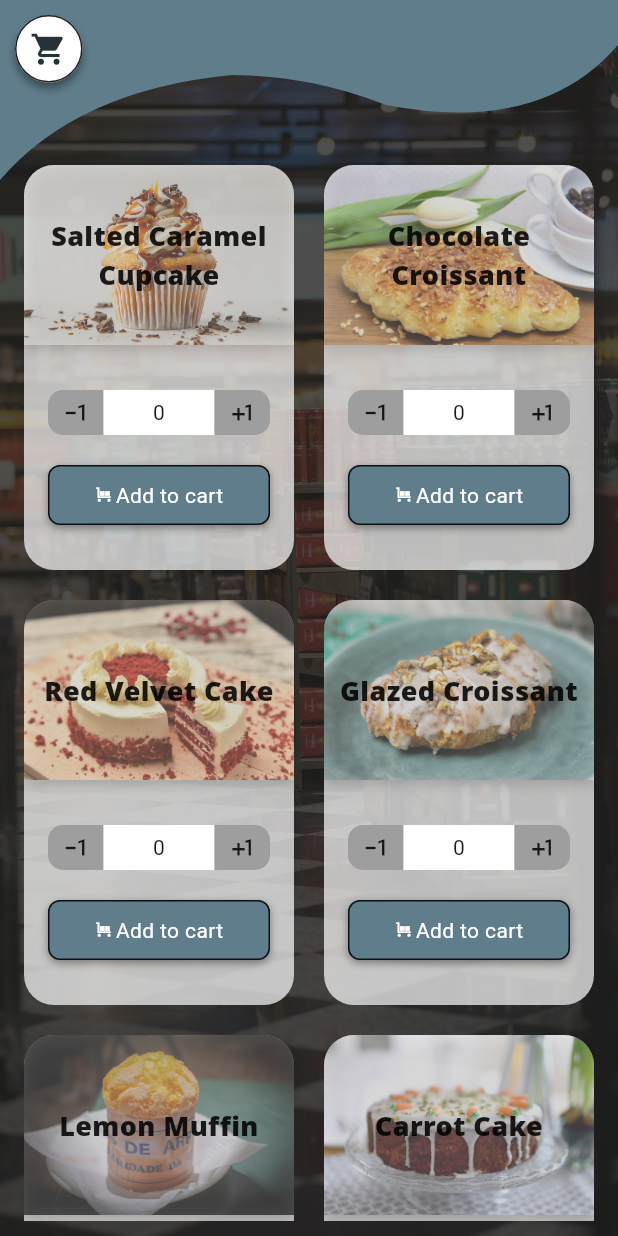
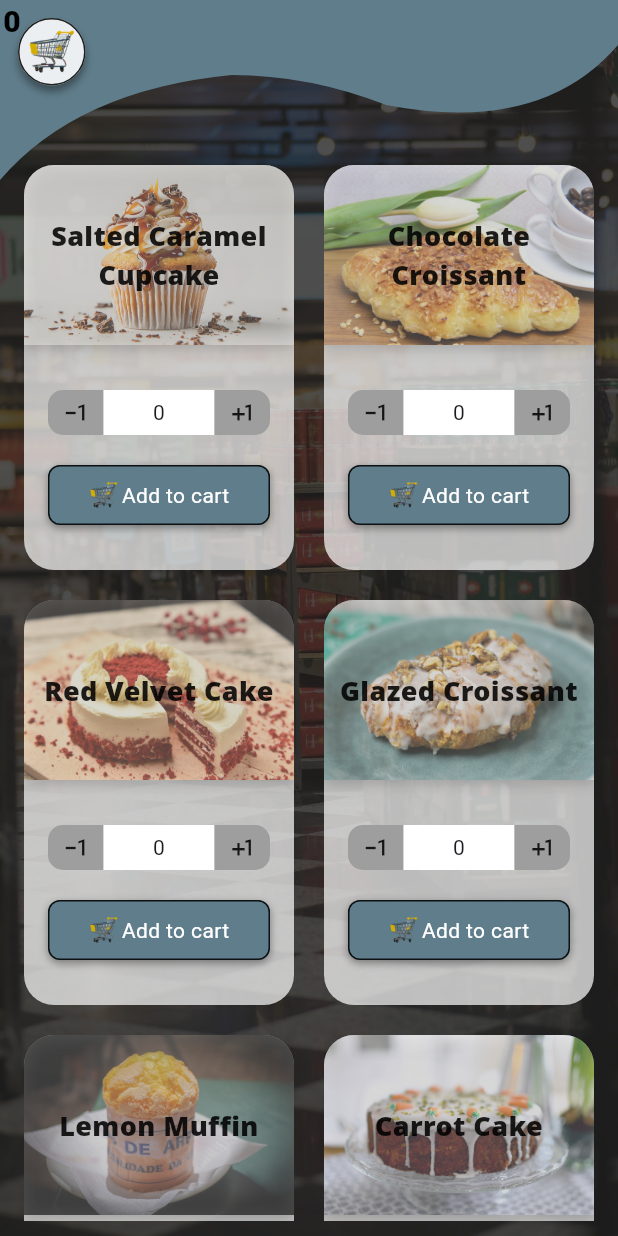
Before and after one commit to hery-alex/fluro_test_application, a Flutter app: the LayoutForBackground screen opened by its route, after a tap on "Add to cart", on a phone screen of 412 x 824 dp. Run offline on Flutter 3.47's test engine with Material 3 defaults, Android fonts, the phone set to English and light mode, and no system bars; our stand-ins replace rxdart; Roboto replaces fonts that are missing (Open Sans).

Commit message:
shopping cart quantity and view

```diff
--- a/lib/assets/assets_images.dart
+++ b/lib/assets/assets_images.dart
@@ -4,6 +4,7 @@ class FluroImageAssets {
 
  static AssetImage get layoutBackgroundImage => const AssetImage('assets/images/supermarket_aisle.jpg');
  static AssetImage get openContainerBackgroundImage => const AssetImage('assets/images/bakery_background.jpg');
+ static AssetImage get cartViewBackgroundImage => const AssetImage('assets/images/baker_cart_background.jpg');
 
  static AssetImage get brownieIcon => const AssetImage('assets/icons/brownie_icon.png');
  static AssetImage get cakeIcon => const AssetImage('assets/icons/cake_icon.png');
@@ -11,6 +12,8 @@ class FluroImageAssets {
  static AssetImage get cupcakeIcon => const AssetImage('assets/icons/cupcake_icon.png');
  static AssetImage get muffinIcon => const AssetImage('assets/icons/muffin_icon.png');
 
+ static AssetImage get cartIcon => const AssetImage('assets/icons/cart_icon.png');
+
 
 
 }
--- a/lib/layout/custom_appBar.dart
+++ b/lib/layout/custom_appBar.dart
@@ -1,5 +1,8 @@
 
+import 'package:fluro_test_application/assets/assets_images.dart';
 import 'package:fluro_test_application/config/size_config.dart';
+import 'package:fluro_test_application/models/cart_models/cart_product_model.dart';
+import 'package:fluro_test_application/states/cart/cart_provider.dart';
 import 'package:fluro_test_application/widgets/ui/ui_clippers/wave_clipper.dart';
 import 'package:flutter/material.dart';
 
@@ -15,21 +18,19 @@ class CustomAppbar extends StatelessWidget implements PreferredSizeWidget{
            child:  Container(
             width: SizeConfig.screenWidth,
             color: Colors.blueGrey,
-            child: Row(
-              mainAxisAlignment: MainAxisAlignment.start,
-              crossAxisAlignment: CrossAxisAlignment.start,
+            child: Stack(
               children: [
                  InkWell(
                   onTap: (){
                     Navigator.of(context).pushNamed('/cart');
                   },
                   child:  Container(
-                    margin: const EdgeInsets.all(10),
+                    margin: const EdgeInsets.all(12),
                     width: 45,
                     height: 45,
                     decoration: BoxDecoration(
                       shape: BoxShape.circle,
-                      color: Colors.white,
+                      color: Colors.blueGrey[50],
                       border: Border.all(
                         color: Colors.black87,
                         width: 1
@@ -40,15 +41,40 @@ class CustomAppbar extends StatelessWidget implements PreferredSizeWidget{
                           blurRadius:4.0,
                           color:const Color(0xff000000).withOpacity(0.4),
                         ),
-                        ]
+                      ]
                     ),
-                    child:  Icon(
-                      Icons.shopping_cart,
-                      size: 25,
-                      color: Colors.blueGrey[900],
-                    ),
+                    child:  Container(
+                      padding: const EdgeInsets.all(5),
+                      child: Image(image: FluroImageAssets.cartIcon,)
+                      )
+
                   ),
-                 )
+                 ),
+                 StreamBuilder(
+                 stream: CartProvider.of(context)!.cart.cartProductsList,
+                 builder:(context,AsyncSnapshot<List<CartProductModel>> snapshot) {
+                    int productLength = 0;
+                    if(snapshot.data != null){
+                      for(var specificData in snapshot.data!){
+                         productLength = specificData.productQuantity! + productLength;
+                      }
+                    }
+
+                    return Positioned(
+                      left: 2,
+                      top: 0,
+                      child: Text.rich(
+                        TextSpan(
+                          text: '${productLength > 10 ? '10+' : productLength}',
+                          style:const TextStyle(
+                            color: Colors.black,
+                            fontSize: 20,
+                            fontWeight: FontWeight.w900,
+                          )
+                        )
+                      ),
+                    );
+                 })
               ],
             ),
           ),
--- a/lib/layout/layout_with_background.dart
+++ b/lib/layout/layout_with_background.dart
@@ -6,8 +6,9 @@ import 'package:flutter/services.dart';
 
 class LayoutForBackground extends StatelessWidget {
   final Widget child;
-  final bool showBackButton;
-  const LayoutForBackground({super.key,required this.child,required this.showBackButton});
+  final bool showAppBarr;
+  final ImageProvider<Object>? backgroundImage;
+  const LayoutForBackground({super.key,required this.child,required this.showAppBarr,this.backgroundImage});
 
   @override
   Widget build(BuildContext context) {
@@ -27,13 +28,14 @@ class LayoutForBackground extends StatelessWidget {
                 decoration: BoxDecoration(
                   color: Colors.black87,
                   image:DecorationImage(
-                    image: FluroImageAssets.layoutBackgroundImage,
+                    image:backgroundImage ?? FluroImageAssets.layoutBackgroundImage,
                     fit: BoxFit.cover,
                     opacity: 0.2,
                   ),
                 ),
                 child: child,
               ),
+             if(showAppBarr)
               const SizedBox(
                 height: 120,
                 child: CustomAppbar()
--- a/lib/mixins/mixin_helper_for_product_increment.dart
+++ b/lib/mixins/mixin_helper_for_product_increment.dart
@@ -8,14 +8,41 @@ mixin HelperFunctionsProductIncrementWidget<T extends StatefulWidget> on State<T
 
   void addProductToCart(ProductModel productModel,int productQuantity){
      List<CartProductModel> myCart =[];
-    if(CartProvider.of(context)!.cart.currentCart.isNotEmpty){
-      for(var model in CartProvider.of(context)!.cart.currentCart){
-       if(model.productQuantity != productQuantity){
-          model.copyWith(productQuantity:productQuantity,totalPriceForProduct:productModel.productPrice! * productQuantity );
+    if(CartProvider.of(context)!.cart.currentCart != null && CartProvider.of(context)!.cart.currentCart!.isNotEmpty){
+      for(var model in CartProvider.of(context)!.cart.currentCart!){
+        if(model.productChosen!.productCode == productModel.productCode ){
+         if( model.productQuantity != productQuantity){
+           model.copyWith(productQuantity:productQuantity,totalPriceForProduct:productModel.productPrice! * productQuantity );
+           myCart.add(model);
+          }else{
+           myCart.add(model);
+          }
+       }else if(model.productChosen!.productCode != productModel.productCode){
+
+         if(myCart.isNotEmpty){
+           int index = myCart.indexWhere((element)=> element.productChosen!.productCode == model.productChosen!.productCode);
+         if(index == -1){
+              myCart.add(model);
+            }
+         }else{
+           myCart.add(model);
+         }
+             int secondindex = myCart.indexWhere((element)=> element.productChosen!.productCode == productModel.productCode);
+              if(secondindex == -1){
+                  myCart.add(CartProductModel(
+                  productChosen: productModel,
+                  productQuantity: productQuantity,
+                  totalPriceForProduct: productModel.productPrice! * productQuantity
+                ));
+              }
        }
-      }
 
+
+     }
+
+      CartProvider.of(context)!.cart.addListToStream(myCart);
     }else{
+
         myCart.add(CartProductModel(
           productChosen: productModel,
           productQuantity: productQuantity,
--- a/lib/routes/routes_configuration.dart
+++ b/lib/routes/routes_configuration.dart
@@ -1,3 +1,4 @@
+import 'package:fluro_test_application/assets/assets_images.dart';
 import 'package:fluro_test_application/config/size_config.dart';
 import 'package:fluro_test_application/layout/layout_with_background.dart';
 import 'package:fluro_test_application/screens/products_list/products_list_view.dart';
@@ -16,11 +17,15 @@ class RoutesConfiguration implements RouteConfig{
      switch(settings.name!){
       case '/':
         return  const LayoutForBackground(
-          showBackButton: false,
+          showAppBarr: true,
           child: ProductsListView(),
         );
       case '/cart':
-        return const ShoppingCartView();
+        return LayoutForBackground(
+          showAppBarr: false,
+          backgroundImage: FluroImageAssets.cartViewBackgroundImage,
+          child: const ShoppingCartView()
+          );
       default :
         return const SizedBox();
     }
--- a/lib/screens/shopping_cart/shopping_cart_view.dart
+++ b/lib/screens/shopping_cart/shopping_cart_view.dart
@@ -1,3 +1,6 @@
+import 'package:fluro_test_application/config/size_config.dart';
+import 'package:fluro_test_application/models/cart_models/cart_product_model.dart';
+import 'package:fluro_test_application/states/cart/cart_provider.dart';
 import 'package:flutter/material.dart';
 
 class ShoppingCartView extends StatelessWidget {
@@ -5,12 +8,54 @@ class ShoppingCartView extends StatelessWidget {
 
   @override
   Widget build(BuildContext context) {
-    return SafeArea(
-      child: Center(
-        child: Scaffold(
-          body: Text('shopping'),
+    return  Column(
+      children: [
+        Container(
+         width: SizeConfig.screenWidth,
+         height: 80,
         ),
-      ),
+        Container(
+          height: SizeConfig.screenHeight! / 2.2,
+          width: SizeConfig.screenWidth,
+          color: Colors.blueGrey,
+          child: StreamBuilder(
+            stream: CartProvider.of(context)!.cart.cartProductsList,
+            builder:(context,AsyncSnapshot<List<CartProductModel>> snapshot) {
+                if(!snapshot.hasData){
+                  return const Column(
+                    mainAxisAlignment: MainAxisAlignment.center,
+                    crossAxisAlignment: CrossAxisAlignment.center,
+                    children: [
+                      Text.rich(
+                        TextSpan(
+                          text: 'Cart is empty'
+                        )
+                      )
+                    ],
+                  );
+                }
+
+                return Container(
+                  padding: const EdgeInsets.symmetric(vertical: 20,horizontal: 16),
+                  child: ListView.builder(
+                    itemCount: snapshot.data!.length,
+                    itemBuilder:(context, index) {
+
+                       return Text.rich(
+                        TextSpan(
+                          text: '${snapshot.data![index].productChosen!.productTitle}',
+                          style: const TextStyle(
+                            color: Colors.white,
+                            fontSize: 14,
+                          )
+                        )
+                       );
+                    },
+                  ),
+                );
+            },),
+        )
+      ],
     );
   }
 }
--- a/lib/states/cart/cart_stream.dart
+++ b/lib/states/cart/cart_stream.dart
@@ -11,6 +11,6 @@ Stream<List<CartProductModel>> get cartProductsList => _cartProductsList.stream;
 
 Function(List<CartProductModel>) get addListToStream => _cartProductsList.sink.add;
 
- List<CartProductModel> get currentCart => _cartProductsList.value;
+ List<CartProductModel>? get currentCart => _cartProductsList.hasValue ? _cartProductsList.value : null;
 
 }
--- a/lib/widgets/UI/buttons/product_increment_widget.dart
+++ b/lib/widgets/UI/buttons/product_increment_widget.dart
@@ -1,3 +1,4 @@
+import 'package:fluro_test_application/assets/assets_images.dart';
 import 'package:fluro_test_application/mixins/mixin_helper_for_product_increment.dart';
 import 'package:fluro_test_application/models/product_model/product_model.dart';
 import 'package:flutter/material.dart';
@@ -116,18 +117,18 @@ class _WidgetIncrementProductState extends State<WidgetIncrementProduct> with He
                     ]
               ),
               padding: const EdgeInsets.symmetric(vertical: 1),
-              child: const Row(
+              child:  Row(
                 mainAxisAlignment: MainAxisAlignment.center,
                 children: [
-                  Icon(
-                  Icons.trolley,
-                    color: Colors.white,
-                    size: 12,
+                 SizedBox(
+                  width: 20,
+                  height: 20,
+                  child: Image(image: FluroImageAssets.cartIcon,)
                   ),
-                  SizedBox(
+                 const SizedBox(
                     width: 2,
                   ),
-                  Text('Add to cart',
+                 const Text('Add to cart',
                       textAlign: TextAlign.center,
                       style: TextStyle(color: Colors.white)),
                 ],
```
Also changed, not shown: assets/icons/cart_icon.png (added), assets/images/baker_cart_background.jpg (added).
